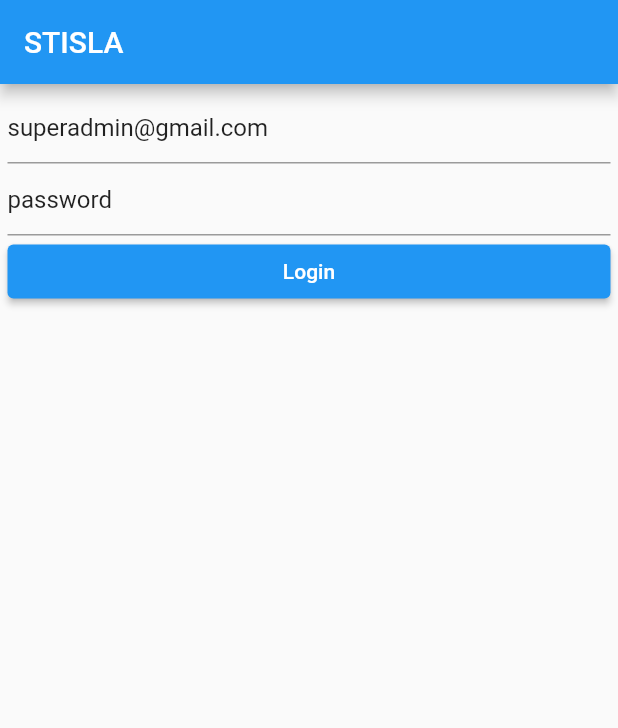
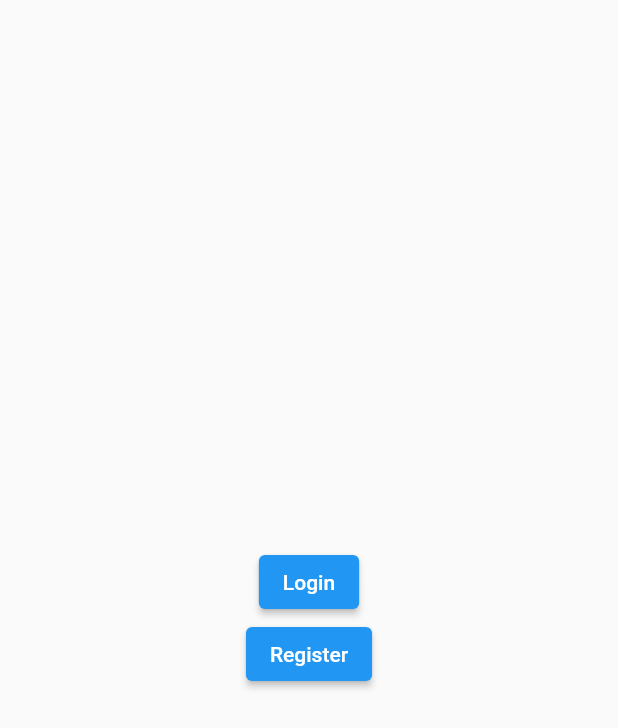
Before and after one commit to ghaan1/laravel-flutter-stisla, a Flutter app: the screen it shows after launch, on a phone screen of 412 x 824 dp. Shown: the top 728 px of the screen. Run offline on Flutter 3.47's test engine with Material 2 defaults, Android fonts, the light colour scheme and no system bars.

Commit message:
route:landingpage

```diff
--- a/lib/main.dart
+++ b/lib/main.dart
@@ -1,5 +1,10 @@
+import 'package:stislaflutter/screen/landingPage.dart';
+import 'package:stislaflutter/screen/login.dart';
+import 'package:stislaflutter/screen/AfterLogin.dart';
+
 import 'api/http_helper.dart';
 import 'package:flutter/material.dart';
+
 
 void main() {
   runApp(const MyApp());
@@ -12,75 +17,16 @@ class MyApp extends StatelessWidget {
   @override
   Widget build(BuildContext context) {
     return MaterialApp(
+      routes: {
+        "/":(context) => LandingPage(),
+          "/login":(context) => Login(),
+          "/after":(context) => AfterLogin(),
+      },
       title: 'Flutter Demo',
       theme: ThemeData(
-
         primarySwatch: Colors.blue,
       ),
-      home: const MyHomePage(title: 'STISLA'),
+
     );
   }
 }
-
-class MyHomePage extends StatefulWidget {
-  const MyHomePage({super.key, required this.title});
-
-  final String title;
-
-  @override
-  State<MyHomePage> createState() => _MyHomePageState();
-}
-
-class _MyHomePageState extends State<MyHomePage> {
-
-  final txtEmail = TextEditingController(text : 'superadmin@gmail.com');
-  final txtPassword = TextEditingController(text : 'password');
-
-  @override
-  Widget build(BuildContext context) {
-    return Scaffold(
-      appBar: AppBar(
-        title: Text(widget.title),
-      ),
-      body: Container(
-        margin: EdgeInsets.all(5),
-        child: Column(
-
-        children: [
-          Container(
-            child: TextFormField(
-              controller: txtEmail,
-              decoration: InputDecoration(
-                hintText: 'Email'
-              ),
-            ),
-          ),
-          Container(
-            child: TextFormField(
-              controller: txtPassword,
-              decoration: InputDecoration(
-                hintText: 'Password'
-              ),
-            ),
-          ),
-          SizedBox(
-            width: double.infinity,
-            child: ElevatedButton(
-              onPressed: () {
-                doLogin();
-              },
-              child: Text("Login")),
-          ),
-        ],
-       ),
-      )
-    );
-  }
-  Future doLogin() async{
-  final email = txtEmail.text;
-  final password = txtPassword.text;
-  final deviceId = "12345";
-  final response = await HttpHelper().login(email, password, deviceId);
-  print(response.body);
-}
-}
--- /dev/null
+++ b/lib/screen/landingPage.dart
@@ -0,0 +1,36 @@
+import 'package:flutter/material.dart';
+import '../api/http_helper.dart';
+
+class LandingPage extends StatefulWidget {
+   @override
+  State<LandingPage> createState() => _LandingPage();
+}
+
+class _LandingPage extends State<LandingPage> {
+
+  @override
+  Widget build(BuildContext context) {
+    return Scaffold(
+      body: Container(
+
+        width: double.infinity,
+        child: Column(
+
+          crossAxisAlignment: CrossAxisAlignment.center,
+          mainAxisAlignment: MainAxisAlignment.center,
+          children: [
+            ElevatedButton(
+              onPressed: (){
+                Navigator.pushNamed(context, "/login");
+            }, child: Text('Login')),
+             ElevatedButton(onPressed: (){
+
+            }, child: Text('Register'))
+          ],
+
+        ),
+      )
+    );
+  }
+
+}
```
Also changed, not shown: lib/screen/AfterLogin.dart (added, +24 -0 lines), lib/screen/login.dart (added, +61 -0 lines).
